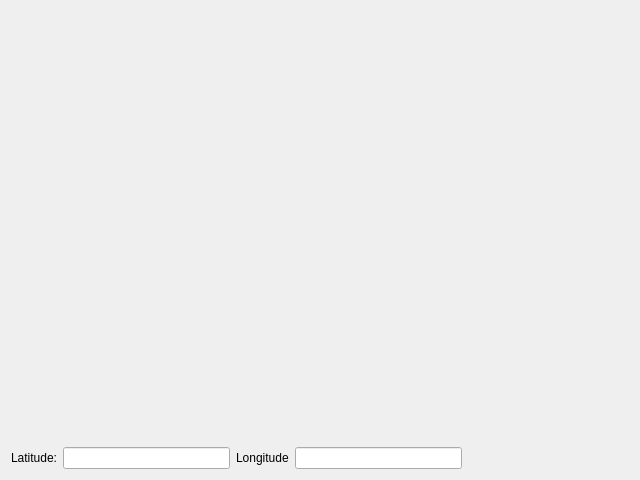
Qt form src/wtss-tl/ui/time_series_dialog_form.ui (matheuszaglia/wtss.tl) before a commit.
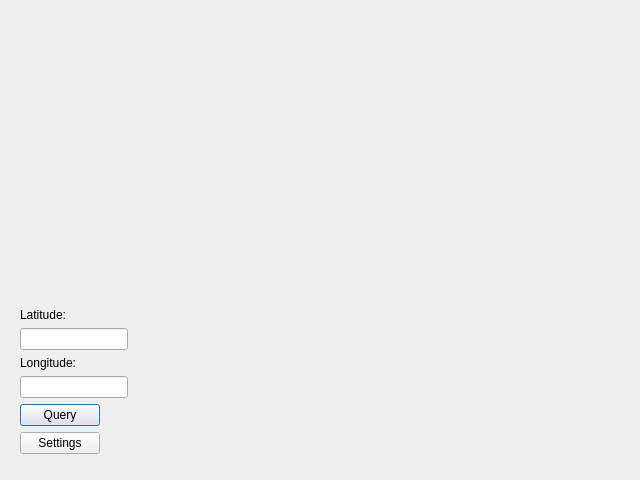
The same form after that commit.

Commit message: improving services config dialog

What changed in the file:
```diff
--- a/src/wtss-tl/ui/time_series_dialog_form.ui
+++ b/src/wtss-tl/ui/time_series_dialog_form.ui
@@ -13,41 +13,8 @@
   <property name="windowTitle">
    <string>Dialog</string>
   </property>
-  <layout class="QGridLayout" name="gridLayout">
-   <item row="1" column="4">
-    <spacer name="horizontalSpacer">
-     <property name="orientation">
-      <enum>Qt::Horizontal</enum>
-     </property>
-     <property name="sizeHint" stdset="0">
-      <size>
-       <width>40</width>
-       <height>20</height>
-      </size>
-     </property>
-    </spacer>
-   </item>
-   <item row="1" column="3">
-    <widget class="QLineEdit" name="txtLatitude"/>
-   </item>
-   <item row="1" column="0">
-    <widget class="QLabel" name="label">
-     <property name="text">
-      <string>Latitude:</string>
-     </property>
-    </widget>
-   </item>
-   <item row="1" column="2">
-    <widget class="QLabel" name="label_2">
-     <property name="text">
-      <string>Longitude</string>
-     </property>
-    </widget>
-   </item>
-   <item row="1" column="1">
-    <widget class="QLineEdit" name="txtLongitude"/>
-   </item>
-   <item row="0" column="1">
+  <layout class="QVBoxLayout" name="verticalLayout">
+   <item>
     <spacer name="verticalSpacer">
      <property name="orientation">
       <enum>Qt::Vertical</enum>
@@ -60,6 +27,51 @@
      </property>
     </spacer>
    </item>
+   <item>
+    <widget class="QWidget" name="widget" native="true">
+     <layout class="QFormLayout" name="formLayout_2">
+      <item row="1" column="0">
+       <widget class="QLabel" name="label">
+        <property name="text">
+         <string>Latitude:</string>
+        </property>
+       </widget>
+      </item>
+      <item row="2" column="0">
+       <widget class="QLineEdit" name="txtLongitude"/>
+      </item>
+      <item row="3" column="0">
+       <widget class="QLabel" name="label_2">
+        <property name="text">
+         <string>Longitude:</string>
+        </property>
+       </widget>
+      </item>
+      <item row="4" column="0">
+       <widget class="QLineEdit" name="txtLatitude"/>
+      </item>
+      <item row="6" column="0">
+       <widget class="QPushButton" name="pushButton_2">
+        <property name="text">
+         <string>Query</string>
+        </property>
+       </widget>
+      </item>
+      <item row="7" column="0">
+       <widget class="QPushButton" name="btnSettings">
+        <property name="text">
+         <string>Settings</string>
+        </property>
+       </widget>
+      </item>
+     </layout>
+    </widget>
+   </item>
+   <item>
+    <widget class="QWidget" name="widget_2" native="true">
+     <zorder>widget</zorder>
+    </widget>
+   </item>
   </layout>
  </widget>
  <resources/>
```
The commit also changes 5 other files.
